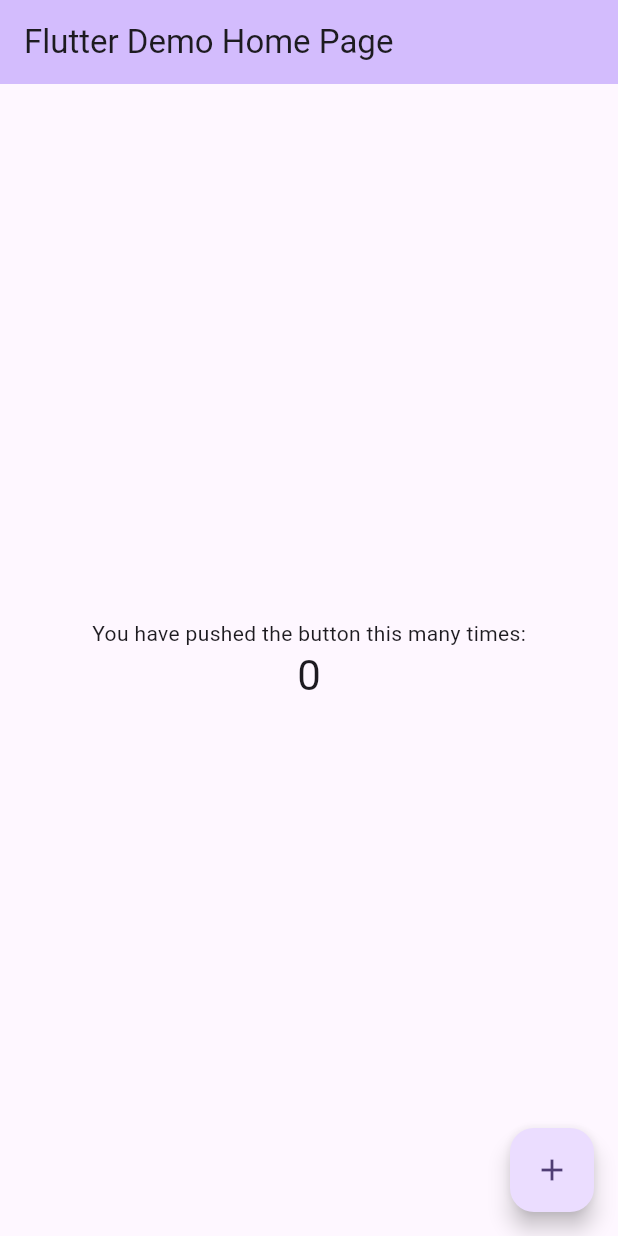
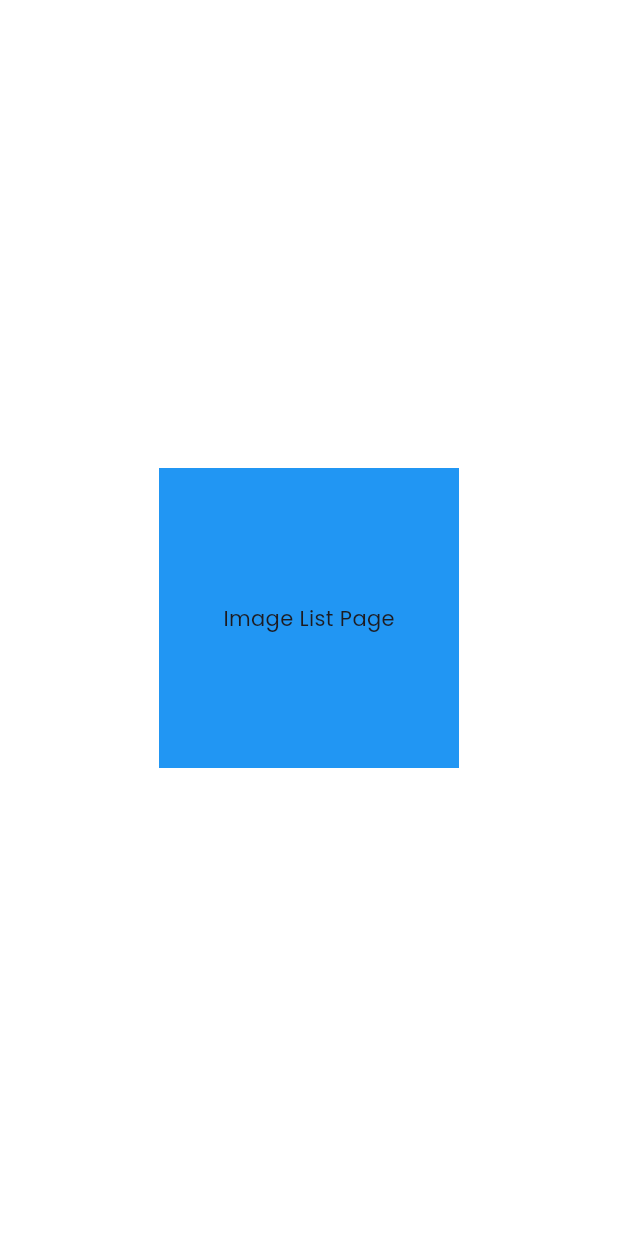
Before and after one commit to complete0415Jiyoung/flutter_pixabay_image_search_app, a Flutter app: the screen it shows after launch, on a phone screen of 412 x 824 dp. Run offline on Flutter 3.47's test engine with Material 3 defaults, Android fonts, the light colour scheme and no system bars; our stand-ins replace go_router, google_fonts.

Commit message:
FEAT: 화면공통기능 정리와 goRouter 적용

```diff
--- /dev/null
+++ b/lib/core/routing/router.dart
@@ -0,0 +1,22 @@
+import 'package:flutter_pixabay_image_search_app/core/routing/routes.dart';
+import 'package:flutter_pixabay_image_search_app/presentation/screen/image_detail_page.dart';
+import 'package:flutter_pixabay_image_search_app/presentation/screen/image_list_page.dart';
+import 'package:go_router/go_router.dart';
+
+final GoRouter router = GoRouter(
+  initialLocation: Routes.imageList,
+  routes: <RouteBase>[
+    GoRoute(
+      path: Routes.imageList,
+      builder: (context, state) => const ImageListPage(),
+    ),
+    GoRoute(
+      path: Routes.imageDetail, // '/image/:id'
+      name: 'imageDetail',
+      builder: (context, state) {
+        final id = int.tryParse(state.pathParameters['id'] ?? '') ?? 0;
+        return ImageDetailPage(id: id);
+      },
+    ),
+  ],
+);
--- /dev/null
+++ b/lib/core/routing/routes.dart
@@ -0,0 +1,4 @@
+abstract class Routes {
+  static const String imageList = '/image';
+  static const String imageDetail = '/image/:id';
+}
--- /dev/null
+++ b/lib/core/ui/color_styles.dart
@@ -0,0 +1,36 @@
+import 'package:flutter/material.dart';
+
+abstract class ColorStyle {
+  // Neutral Colors
+  static const label = Color(0xFF121212);
+  static const black = Color(0xFF000000);
+  static const gray1 = Color(0xFF484848);
+  static const gray2 = Color(0xFF797979);
+  static const gray3 = Color(0xFFA9A9A9);
+  static const gray4 = Color(0xFFD9D9D9);
+  static const white = Color(0xFFFFFFFF);
+
+  // Primary Colors
+  static const primary100 = Color(0xFF129575);
+  static const primary80 = Color(0xFF71B1A1);
+  static const primary60 = Color(0xFFAFD3CA);
+  static const primary40 = Color(0xFFDBEBE7);
+  static const primary20 = Color(0xFFF6FAF9);
+
+  // Secondary Colors
+  static const secondary100 = Color(0xFFFFC900);
+  static const secondary80 = Color(0xFFFFA61A);
+  static const secondary60 = Color(0xFFFFB44D);
+  static const secondary40 = Color(0xFFFFC880);
+  static const secondary20 = Color(0xFFFFE1B3);
+
+  // Rating Color
+  static const rating = Color(0xFFFFAD30);
+
+  // Warning Colors
+  static const warning = Color(0xFFE94459);
+  static const warningLight = Color(0xFFFFE1E7);
+
+  // Success Color
+  static const success = Color(0xFF31B057);
+}
--- a/lib/main.dart
+++ b/lib/main.dart
@@ -1,4 +1,7 @@
 import 'package:flutter/material.dart';
+import 'package:flutter_pixabay_image_search_app/core/routing/router.dart';
+import 'package:flutter_pixabay_image_search_app/core/ui/color_styles.dart';
+import 'package:google_fonts/google_fonts.dart';
 
 void main() {
   runApp(const MyApp());
@@ -7,116 +10,15 @@ void main() {
 class MyApp extends StatelessWidget {
   const MyApp({super.key});
 
-  // This widget is the root of your application.
   @override
   Widget build(BuildContext context) {
-    return MaterialApp(
-      title: 'Flutter Demo',
+    return MaterialApp.router(
+      debugShowCheckedModeBanner: false,
       theme: ThemeData(
-        // This is the theme of your application.
-        //
-        // TRY THIS: Try running your application with "flutter run". You'll see
-        // the application has a purple toolbar. Then, without quitting the app,
-        // try changing the seedColor in the colorScheme below to Colors.green
-        // and then invoke "hot reload" (save your changes or press the "hot
-        // reload" button in a Flutter-supported IDE, or press "r" if you used
-        // the command line to start the app).
-        //
-        // Notice that the counter didn't reset back to zero; the application
-        // state is not lost during the reload. To reset the state, use hot
-        // restart instead.
-        //
-        // This works for code too, not just values: Most code changes can be
-        // tested with just a hot reload.
-        colorScheme: ColorScheme.fromSeed(seedColor: Colors.deepPurple),
+        textTheme: GoogleFonts.poppinsTextTheme(Theme.of(context).textTheme),
+        scaffoldBackgroundColor: ColorStyle.white,
       ),
-      home: const MyHomePage(title: 'Flutter Demo Home Page'),
+      routerConfig: router,
     );
   }
 }
-
-class MyHomePage extends StatefulWidget {
-  const MyHomePage({super.key, required this.title});
-
-  // This widget is the home page of your application. It is stateful, meaning
-  // that it has a State object (defined below) that contains fields that affect
-  // how it looks.
-
-  // This class is the configuration for the state. It holds the values (in this
-  // case the title) provided by the parent (in this case the App widget) and
-  // used by the build method of the State. Fields in a Widget subclass are
-  // always marked "final".
-
-  final String title;
-
-  @override
-  State<MyHomePage> createState() => _MyHomePageState();
-}
-
-class _MyHomePageState extends State<MyHomePage> {
-  int _counter = 0;
-
-  void _incrementCounter() {
-    setState(() {
-      // This call to setState tells the Flutter framework that something has
-      // changed in this State, which causes it to rerun the build method below
-      // so that the display can reflect the updated values. If we changed
-      // _counter without calling setState(), then the build method would not be
-      // called again, and so nothing would appear to happen.
-      _counter++;
-    });
-  }
-
-  @override
-  Widget build(BuildContext context) {
-    // This method is rerun every time setState is called, for instance as done
-    // by the _incrementCounter method above.
-    //
-    // The Flutter framework has been optimized to make rerunning build methods
-    // fast, so that you can just rebuild anything that needs updating rather
-    // than having to individually change instances of widgets.
-    return Scaffold(
-      appBar: AppBar(
-        // TRY THIS: Try changing the color here to a specific color (to
-        // Colors.amber, perhaps?) and trigger a hot reload to see the AppBar
-        // change color while the other colors stay the same.
-        backgroundColor: Theme.of(context).colorScheme.inversePrimary,
-        // Here we take the value from the MyHomePage object that was created by
-        // the App.build method, and use it to set our appbar title.
-        title: Text(widget.title),
-      ),
-      body: Center(
-        // Center is a layout widget. It takes a single child and positions it
-        // in the middle of the parent.
-        child: Column(
-          // Column is also a layout widget. It takes a list of children and
-          // arranges them vertically. By default, it sizes itself to fit its
-          // children horizontally, and tries to be as tall as its parent.
-          //
-          // Column has various properties to control how it sizes itself and
-          // how it positions its children. Here we use mainAxisAlignment to
-          // center the children vertically; the main axis here is the vertical
-          // axis because Columns are vertical (the cross axis would be
-          // horizontal).
-          //
-          // TRY THIS: Invoke "debug painting" (choose the "Toggle Debug Paint"
-          // action in the IDE, or press "p" in the console), to see the
-          // wireframe for each widget.
-          mainAxisAlignment: MainAxisAlignment.center,
-          children: <Widget>[
-            const Text('You have pushed the button this many times:'),
-            Text(
-              '$_counter',
-              style: Theme.of(context).textTheme.headlineMedium,
-            ),
-          ],
-        ),
-      ),
-      floatingActionButton: FloatingActionButton(
-        onPressed: _incrementCounter,
-        tooltip: 'Increment',
-        child: const Icon(Icons.add),
-      ), // This trailing comma makes auto-formatting nicer for build methods.
-    );
-  }
-}
--- /dev/null
+++ b/lib/presentation/screen/image_list_page.dart
@@ -0,0 +1,30 @@
+import 'package:flutter/material.dart';
+import 'package:go_router/go_router.dart';
+
+class ImageListPage extends StatefulWidget {
+  const ImageListPage({super.key});
+
+  @override
+  State<ImageListPage> createState() => _ImageListPageState();
+}
+
+class _ImageListPageState extends State<ImageListPage> {
+  @override
+  Widget build(BuildContext context) {
+    return Scaffold(
+      body: Center(
+        child: GestureDetector(
+          onTap: () {
+            context.pushNamed('imageDetail', pathParameters: {'id': '1'});
+          },
+          child: Container(
+            width: 200,
+            height: 200,
+            color: Colors.blue,
+            child: const Center(child: Text('Image List Page')),
+          ),
+        ),
+      ),
+    );
+  }
+}
```
Also changed, not shown: lib/core/ui/text_styles.dart (added, +105 -0 lines), lib/presentation/screen/image_detail_page.dart (added, +11 -0 lines), pubspec.yaml (+7 -0 lines), lib/domain/model/image.dart (added), pubspec.lock, 10 other files.
